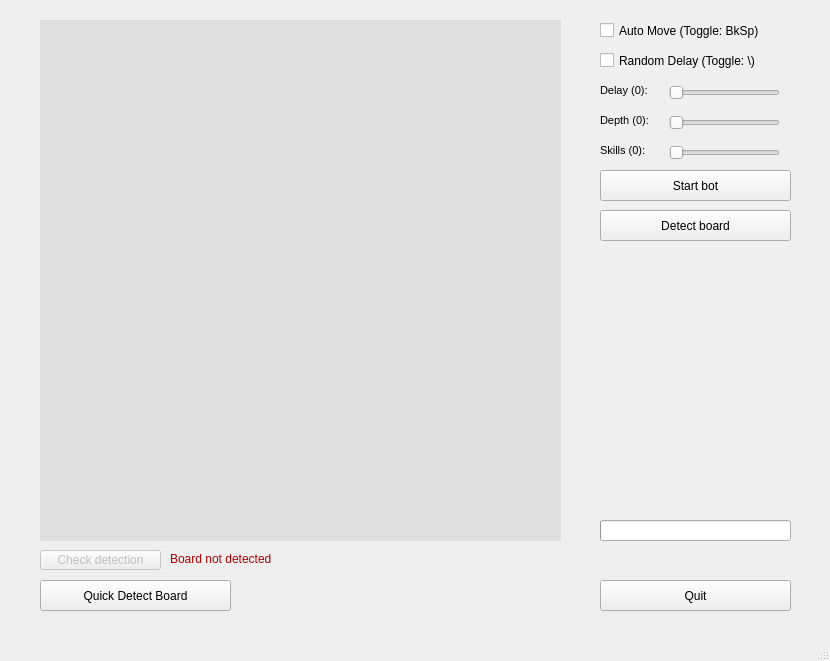
SSinist3r/Chess.com-bot, file gui/main.ui: the form before one commit.
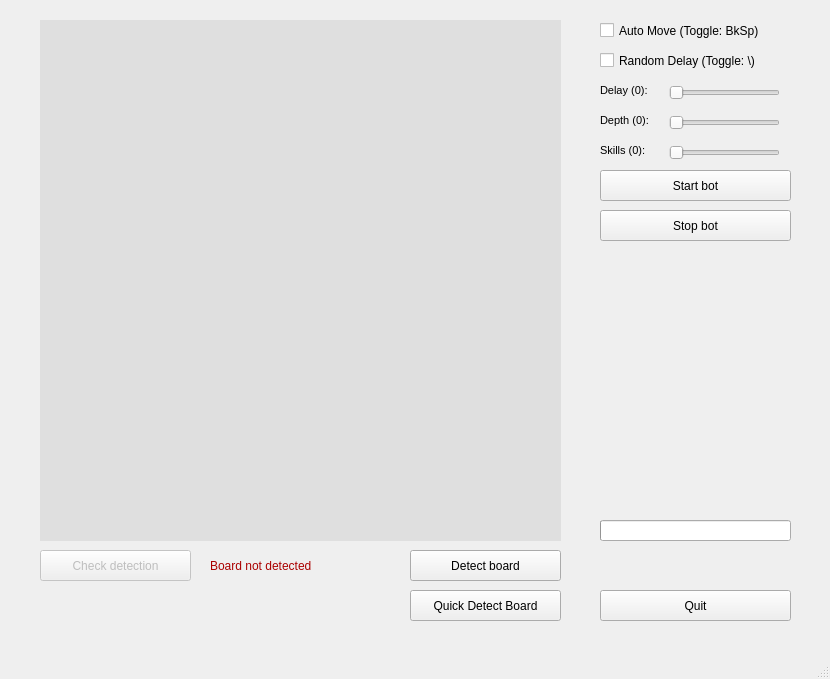
The form after the commit.

The edit to the form file:
```diff
--- a/gui/main.ui
+++ b/gui/main.ui
@@ -7,7 +7,7 @@
     <x>0</x>
     <y>0</y>
     <width>830</width>
-    <height>661</height>
+    <height>679</height>
    </rect>
   </property>
   <property name="palette">
@@ -54,9 +54,9 @@
    <widget class="QPushButton" name="b_detect">
     <property name="geometry">
      <rect>
-      <x>600</x>
-      <y>210</y>
-      <width>191</width>
+      <x>410</x>
+      <y>550</y>
+      <width>151</width>
       <height>31</height>
      </rect>
     </property>
@@ -81,7 +81,7 @@
     <property name="geometry">
      <rect>
       <x>600</x>
-      <y>580</y>
+      <y>590</y>
       <width>191</width>
       <height>31</height>
      </rect>
@@ -93,9 +93,9 @@
    <widget class="QPushButton" name="b_quickDetect">
     <property name="geometry">
      <rect>
-      <x>40</x>
-      <y>580</y>
-      <width>191</width>
+      <x>410</x>
+      <y>590</y>
+      <width>151</width>
       <height>31</height>
      </rect>
     </property>
@@ -753,12 +753,17 @@
    <widget class="QLabel" name="label_board_found">
     <property name="geometry">
      <rect>
-      <x>170</x>
-      <y>551</y>
-      <width>111</width>
-      <height>16</height>
+      <x>210</x>
+      <y>550</y>
+      <width>151</width>
+      <height>31</height>
      </rect>
     </property>
+    <property name="font">
+     <font>
+      <pointsize>9</pointsize>
+     </font>
+    </property>
     <property name="text">
      <string>Board not detected</string>
     </property>
@@ -771,8 +776,8 @@
      <rect>
       <x>40</x>
       <y>550</y>
-      <width>121</width>
-      <height>20</height>
+      <width>151</width>
+      <height>31</height>
      </rect>
     </property>
     <property name="text">
@@ -908,6 +913,28 @@
      <string>Skills (0):</string>
     </property>
    </widget>
+   <widget class="QPushButton" name="b_stop">
+    <property name="enabled">
+     <bool>true</bool>
+    </property>
+    <property name="geometry">
+     <rect>
+      <x>600</x>
+      <y>210</y>
+      <width>191</width>
+      <height>31</height>
+     </rect>
+    </property>
+    <property name="statusTip">
+     <string>ALT+X</string>
+    </property>
+    <property name="text">
+     <string>Stop bot</string>
+    </property>
+    <property name="shortcut">
+     <string>Alt+X</string>
+    </property>
+   </widget>
   </widget>
   <widget class="QMenuBar" name="menubar">
    <property name="geometry">
@@ -919,7 +946,11 @@
     </rect>
    </property>
   </widget>
-  <widget class="QStatusBar" name="statusbar"/>
+  <widget class="QStatusBar" name="statusbar">
+   <property name="styleSheet">
+    <string notr="true">color:rgb(0, 0, 0)</string>
+   </property>
+  </widget>
  </widget>
  <resources/>
  <connections/>
```
Left out of the diff: 24 changed lines with no effect on the pictures.
